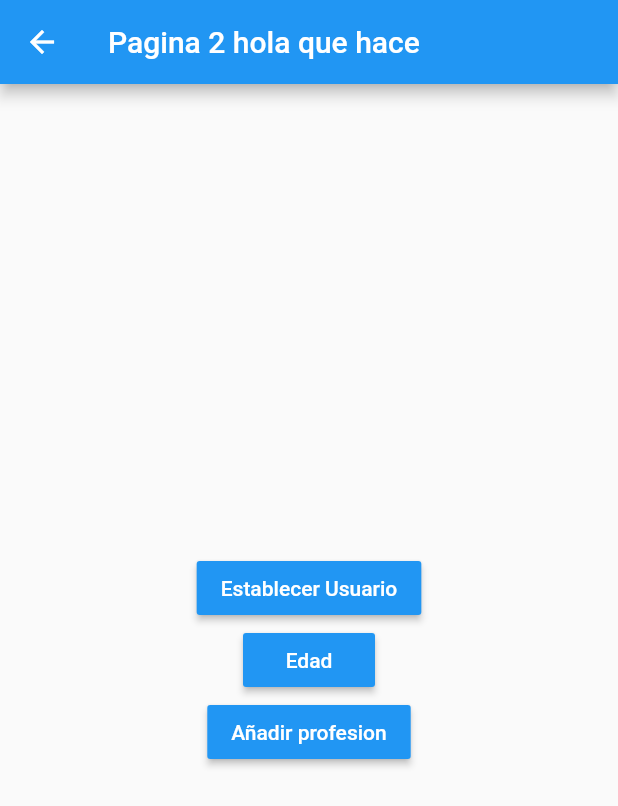
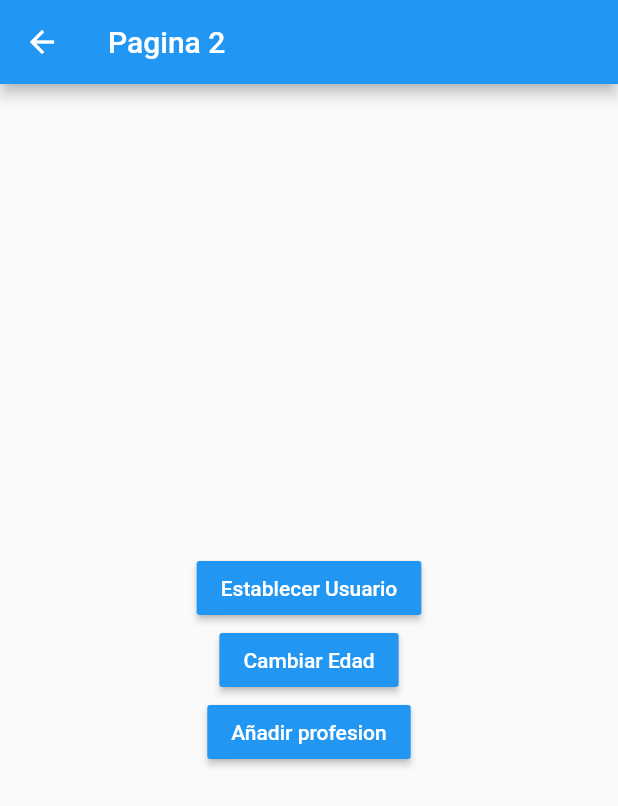
Before and after one commit to inovado/estados, a Flutter app: the screen it shows after launch, after a tap on the "account box" icon, on a phone screen of 412 x 824 dp. Shown: the top 806 px of the screen. Run offline on Flutter 3.47's test engine with Material 2 defaults, Android fonts, the phone set to English and light mode, and no system bars.

Commit message:
Fin Singleton

```diff
--- a/lib/models/usuario.dart
+++ b/lib/models/usuario.dart
@@ -1,8 +1,11 @@
+import 'package:meta/meta.dart';
+
 class Usuario{
 
   String nombre;
   int edad;
   List<String>profesiones;
 
-  Usuario({this.nombre, this.edad, this.profesiones});
+  Usuario({ @required this.nombre, this.edad, this.profesiones})
+  :assert(nombre != null); // nombre diferente de nulo
 }
--- a/lib/pages/pagina_1_page.dart
+++ b/lib/pages/pagina_1_page.dart
@@ -1,3 +1,4 @@
+import 'package:estados/models/usuario.dart';
 import 'package:estados/pages/services/usuario_service.dart';
 import 'package:flutter/material.dart';
 
@@ -10,7 +11,19 @@ class Pagina1Page extends StatelessWidget {
       appBar: AppBar(
         title: Text('Pagina 1 que hace'),
       ),
-      body:  usuarioService.existeUsuario ? InformacionUsuario() : Center(child: Text('No hay información del usuario')),
+
+      body: StreamBuilder(
+        stream: usuarioService.usuarioStream ,
+        builder: (BuildContext context, AsyncSnapshot<Usuario> snapshot){
+
+        return snapshot.hasData
+          ? InformacionUsuario(usuarioService.usuario)
+          : Center(child: Text('No hay información del usuario'));
+
+        },
+      ),
+      //body:  usuarioService.existeUsuario ? InformacionUsuario(usuarioService.usuario) : Center(child: Text('No hay información del usuario')),
+
       floatingActionButton: FloatingActionButton(
        child: Icon(Icons.account_box),
        onPressed: () {
@@ -26,8 +39,13 @@ class InformacionUsuario extends StatelessWidget {
   //   Key key,
   // }) : super(key: key);
 
+  final Usuario usuario;
+  const InformacionUsuario( this.usuario);
+
   @override
   Widget build(BuildContext context) {
+
+
     return Container(
       width: double.infinity,
       height: double.infinity,
@@ -39,8 +57,8 @@ class InformacionUsuario extends StatelessWidget {
           Text('General', style: TextStyle(fontSize: 18, fontWeight: FontWeight.bold)),
           Divider(),
 
-          ListTile(title: Text('Nombre: ')),
-          ListTile(title: Text('Edad: ')),
+          ListTile(title: Text('Nombre: ${usuario.nombre}')),
+          ListTile(title: Text('Edad: ${usuario.edad}')),
 
           Text('Profesiones', style: TextStyle(fontSize: 18, fontWeight: FontWeight.bold)),
           Divider(),
--- a/lib/pages/pagina_2_page.dart
+++ b/lib/pages/pagina_2_page.dart
@@ -1,3 +1,5 @@
+import 'package:estados/models/usuario.dart';
+import 'package:estados/pages/services/usuario_service.dart';
 import 'package:flutter/material.dart';
 
 
@@ -7,7 +9,16 @@ class Pagina2Page extends StatelessWidget {
   Widget build(BuildContext context) {
     return Scaffold(
       appBar: AppBar(
-      title: Text('Pagina 2 hola que hace'),
+      title: StreamBuilder(
+        stream: usuarioService.usuarioStream ,
+        //initialData: initialData ,
+        builder: (BuildContext context, AsyncSnapshot<Usuario> snapshot){
+          return snapshot.hasData
+            ? Text('Nombre: ${ snapshot.data.nombre }')
+            : Text('Pagina 2');
+
+        },
+      ),
       ),
       body:Center(
         child: Column(
@@ -18,12 +29,16 @@ class Pagina2Page extends StatelessWidget {
               color: Colors.blue,
               onPressed: (){
 
+                final nuevoUsuario = new Usuario(nombre: 'pablito',edad: 87);
+                usuarioService.cargarUsuario(nuevoUsuario);
+
               }
               ),
             MaterialButton(
-              child: Text('Edad',style: TextStyle(color: Colors.white),),
+              child: Text('Cambiar Edad',style: TextStyle(color: Colors.white),),
               color: Colors.blue,
               onPressed: (){
+                usuarioService.cambiarEdad(30);
 
               }
               ),
```
Also changed, not shown: lib/pages/services/usuario_service.dart (+16 -1 lines).
